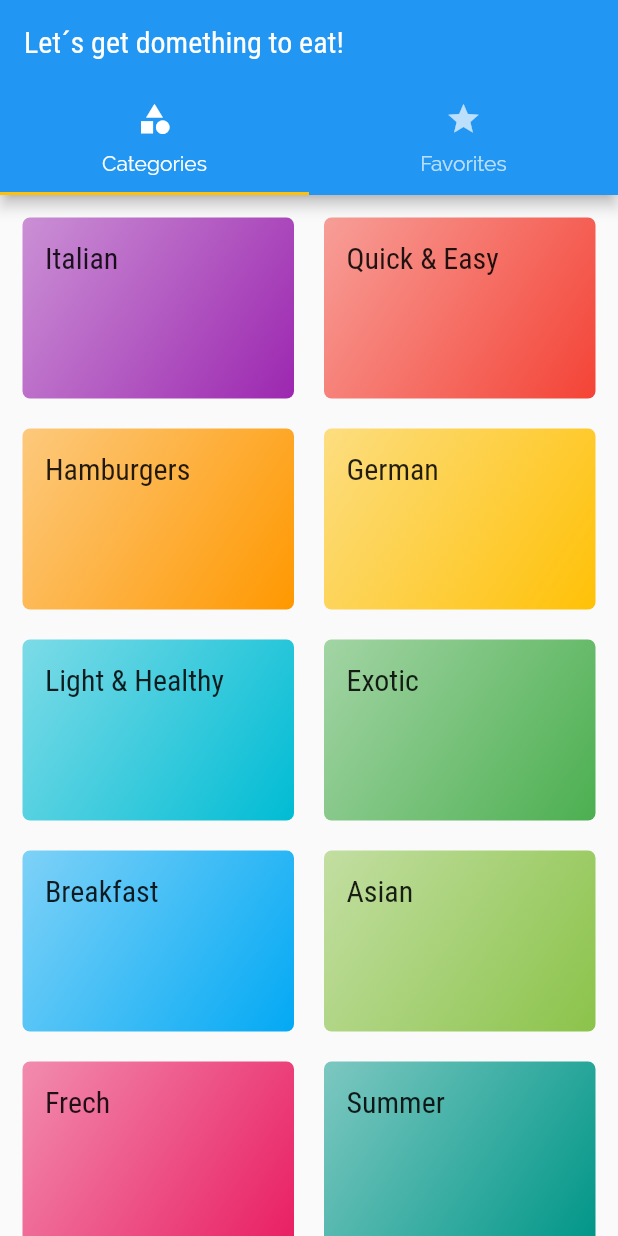
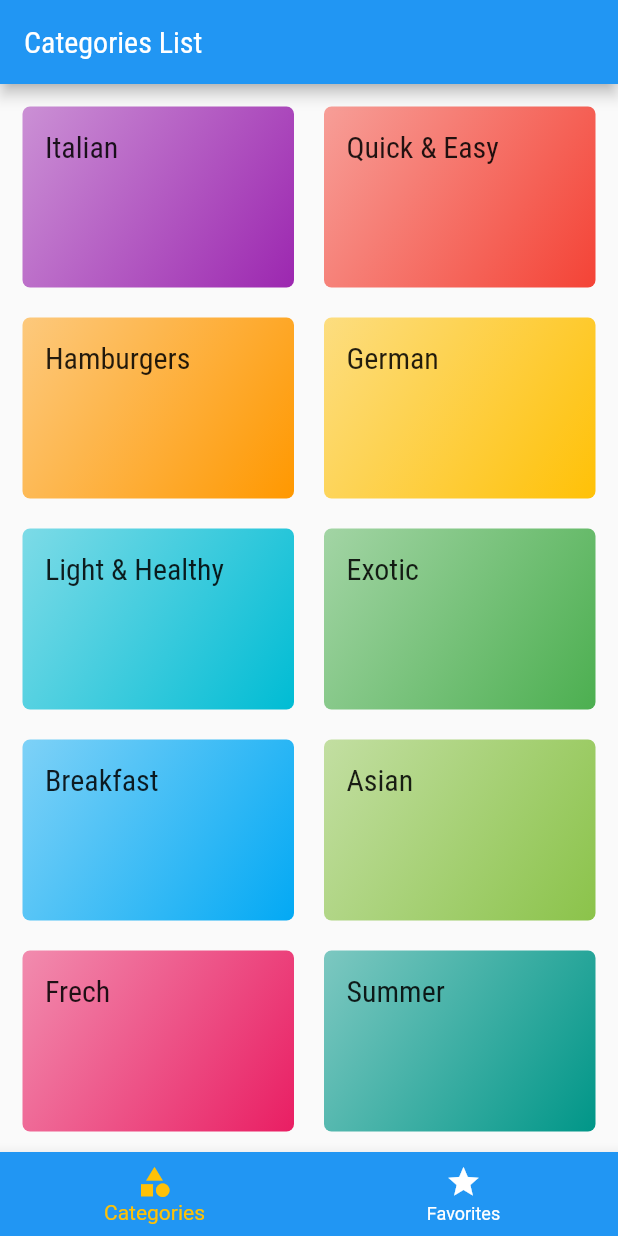
Before and after one commit to Carlxiso/Meals, a Flutter app: the screen it shows after launch, on a phone screen of 412 x 824 dp. Run offline on Flutter 3.47's test engine with Material 2 defaults, Android fonts, the phone set to English and light mode, and no system bars.

```diff
--- a/meals/lib/screens/tabs_screen.dart
+++ b/meals/lib/screens/tabs_screen.dart
@@ -4,37 +4,56 @@ import 'package:meals/screens/categories_screens.dart';
 import 'categories_screens.dart';
 import 'favorite_screen.dart';
 
-class TabsScreen extends StatelessWidget {
+class TabsScreen extends StatefulWidget {
   const TabsScreen({Key? key}) : super(key: key);
 
   @override
+  State<TabsScreen> createState() => _TabsScreenState();
+}
+
+class _TabsScreenState extends State<TabsScreen> {
+  /// _selectedScreenIndex Define o estado da minha aplicação
+  int _selectedScreenIndex = 0;
+
+  final List<String> _titles = [
+    'Categories List',
+    'My Favorites Recipes',
+  ];
+  final List<Widget> _screens = [
+    const CategoriesScreen(),
+    const FavorirteScreen(),
+  ];
+
+  _selectScreen(int index) {
+    setState(() {
+      _selectedScreenIndex = index;
+    });
+  }
+
+  @override
   Widget build(BuildContext context) {
-    return DefaultTabController(
-      length: 2,
-      child: Scaffold(
-        appBar: AppBar(
-          title: const Text(
-            'Let´s get domething to eat!',
+    return Scaffold(
+      appBar: AppBar(
+        title: Text(_titles[_selectedScreenIndex]),
+      ),
+      body: _screens[_selectedScreenIndex],
+      bottomNavigationBar: BottomNavigationBar(
+        onTap: _selectScreen,
+        backgroundColor: Theme.of(context).primaryColor,
+        unselectedItemColor: Colors.white,
+        selectedItemColor: Theme.of(context).accentColor,
+        currentIndex: _selectedScreenIndex,
+        // type: BottomNavigationBarType.fixed,
+        items: const [
+          BottomNavigationBarItem(
+            icon: Icon(Icons.category),
+            label: 'Categories',
           ),
-          bottom: const TabBar(
-            tabs: [
-              Tab(
-                icon: Icon(Icons.category),
-                text: 'Categories',
-              ),
-              Tab(
-                icon: Icon(Icons.star),
-                text: 'Favorites',
-              ),
-            ],
+          BottomNavigationBarItem(
+            icon: Icon(Icons.star),
+            label: 'Favorites',
           ),
-        ),
-        body: const TabBarView(
-          children: [
-            CategoriesScreen(),
-            FavorirteScreen(),
-          ],
-        ),
+        ],
       ),
     );
   }
```
